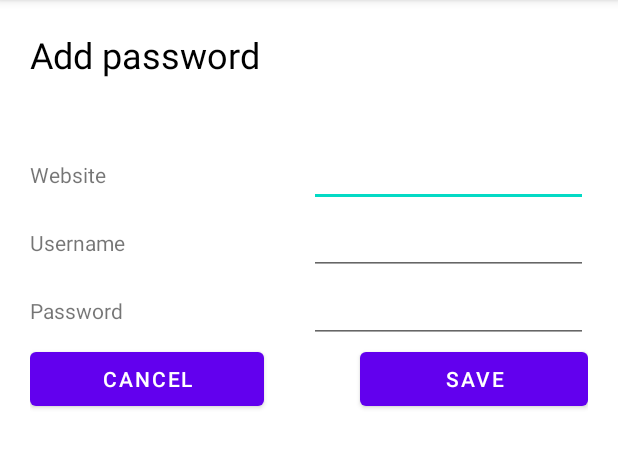
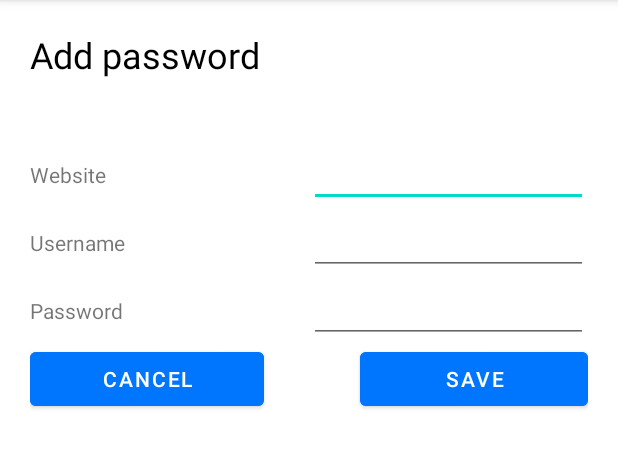
Before and after one commit to novisadvenis/safeshake, an Android app: the AddPassword screen opened directly, with no data from a screen before it, on a phone screen of 412 x 824 dp, the part 84-552 px from its top. Run offline under Robolectric (Android 15) with nearby library versions, the phone set to English and light mode, and no system bars.

Commit message:
right colors

```diff
--- a/app/src/main/res/layout/activity_add_password.xml
+++ b/app/src/main/res/layout/activity_add_password.xml
@@ -26,6 +26,7 @@
                 android:text="Add password"
                 android:textColor="@color/black"
                 android:textSize="24sp" />
+
             <Space
                 android:layout_width="match_parent"
                 android:layout_height="40dp" />
@@ -119,6 +120,7 @@
                 android:layout_width="wrap_content"
                 android:layout_height="wrap_content"
                 android:layout_weight="1"
+                android:backgroundTint="#0076FF"
                 android:text="Cancel" />
 
 
@@ -133,6 +135,7 @@
                 android:layout_width="wrap_content"
                 android:layout_height="wrap_content"
                 android:layout_weight="1"
+                android:backgroundTint="#0076FF"
                 android:text="Save" />
 
 
--- a/app/src/main/res/layout/activity_edit_password.xml
+++ b/app/src/main/res/layout/activity_edit_password.xml
@@ -110,6 +110,7 @@
                 android:layout_width="wrap_content"
                 android:layout_height="wrap_content"
                 android:layout_weight="1"
+                android:backgroundTint="#0076FF"
                 android:text="Cancel" />
 
 
@@ -124,6 +125,7 @@
                 android:layout_width="wrap_content"
                 android:layout_height="wrap_content"
                 android:layout_weight="1"
+                android:backgroundTint="#0076FF"
                 android:text="Save" />
 
         </LinearLayout>
--- a/app/src/main/res/layout/activity_password.xml
+++ b/app/src/main/res/layout/activity_password.xml
@@ -108,6 +108,7 @@
                 android:layout_width="wrap_content"
                 android:layout_height="wrap_content"
                 android:layout_weight="1"
+                android:backgroundTint="#0076FF"
                 android:text="Cancel" />
 
             <Space
@@ -120,6 +121,7 @@
                 android:layout_width="wrap_content"
                 android:layout_height="wrap_content"
                 android:layout_weight="1"
+                android:backgroundTint="#0076FF"
                 android:text="Edit" />
         </LinearLayout>
 
--- a/app/src/main/res/layout/activity_setting.xml
+++ b/app/src/main/res/layout/activity_setting.xml
@@ -72,14 +72,14 @@
                 android:layout_height="wrap_content"
                 android:layout_marginLeft="8dp"
                 android:layout_marginRight="185dp"
-                android:backgroundTint="#0076ff "
+                android:backgroundTint="#0076FF"
                 android:text="Cancel" />
 
             <Button
                 android:id="@+id/settingAddBtn"
                 android:layout_width="wrap_content"
                 android:layout_height="wrap_content"
-                android:backgroundTint="#0076ff "
+                android:backgroundTint="#0076FF"
                 android:text="Save" />
         </LinearLayout>
     </LinearLayout>
--- a/app/src/main/res/layout/activity_vault.xml
+++ b/app/src/main/res/layout/activity_vault.xml
@@ -33,6 +33,7 @@
                 android:layout_width="wrap_content"
                 android:layout_height="wrap_content"
                 android:layout_weight="1"
+                android:backgroundTint="#0076FF"
                 android:fontFamily="@font/font_awesome_solid"
                 android:text="\uf067"
                 android:textAlignment="viewStart" />
--- a/app/src/main/res/layout/login.xml
+++ b/app/src/main/res/layout/login.xml
@@ -54,6 +54,7 @@
             android:id="@+id/login_button"
             android:layout_width="match_parent"
             android:layout_height="wrap_content"
+            android:backgroundTint="#0076FF"
             android:text="Login" />
     </LinearLayout>
 </RelativeLayout>
--- a/app/src/main/res/layout/login2.xml
+++ b/app/src/main/res/layout/login2.xml
@@ -46,6 +46,7 @@
             android:id="@+id/login_button"
             android:layout_width="match_parent"
             android:layout_height="wrap_content"
+            android:backgroundTint="#0076FF"
             android:text="Login" />
     </LinearLayout>
 </RelativeLayout>
```
